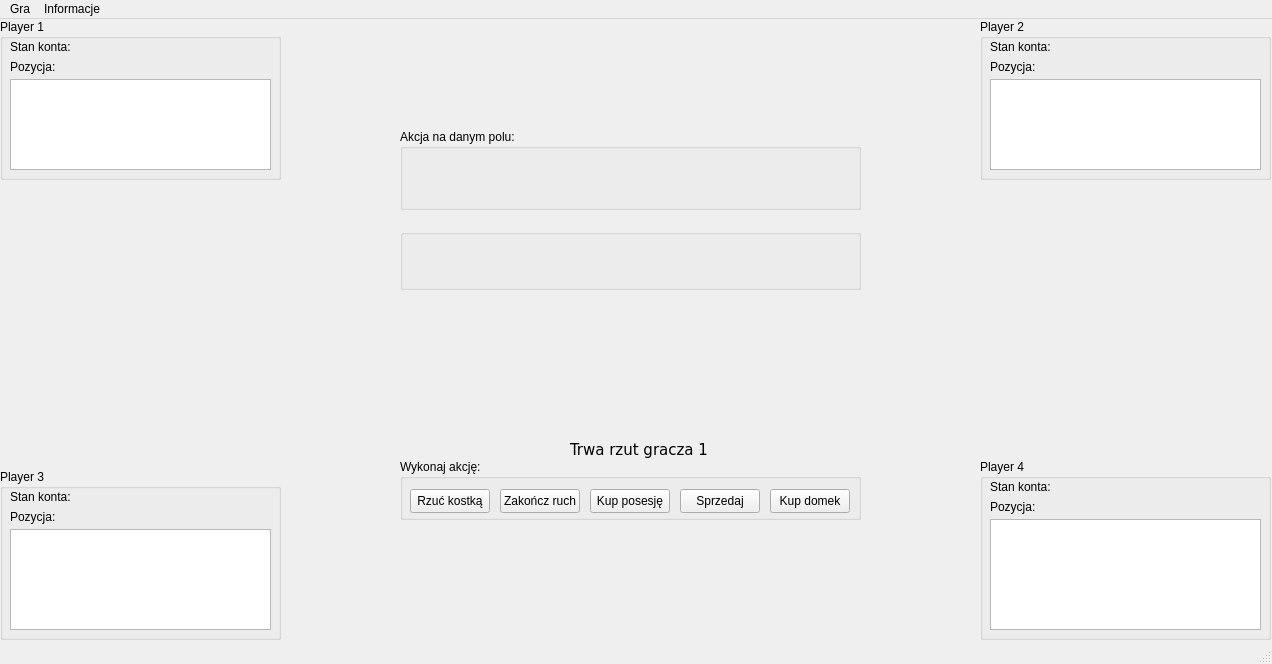
The window that mainwindow.ui (piterbx/naukopoly) describes before a commit, drawn with Qt 5.
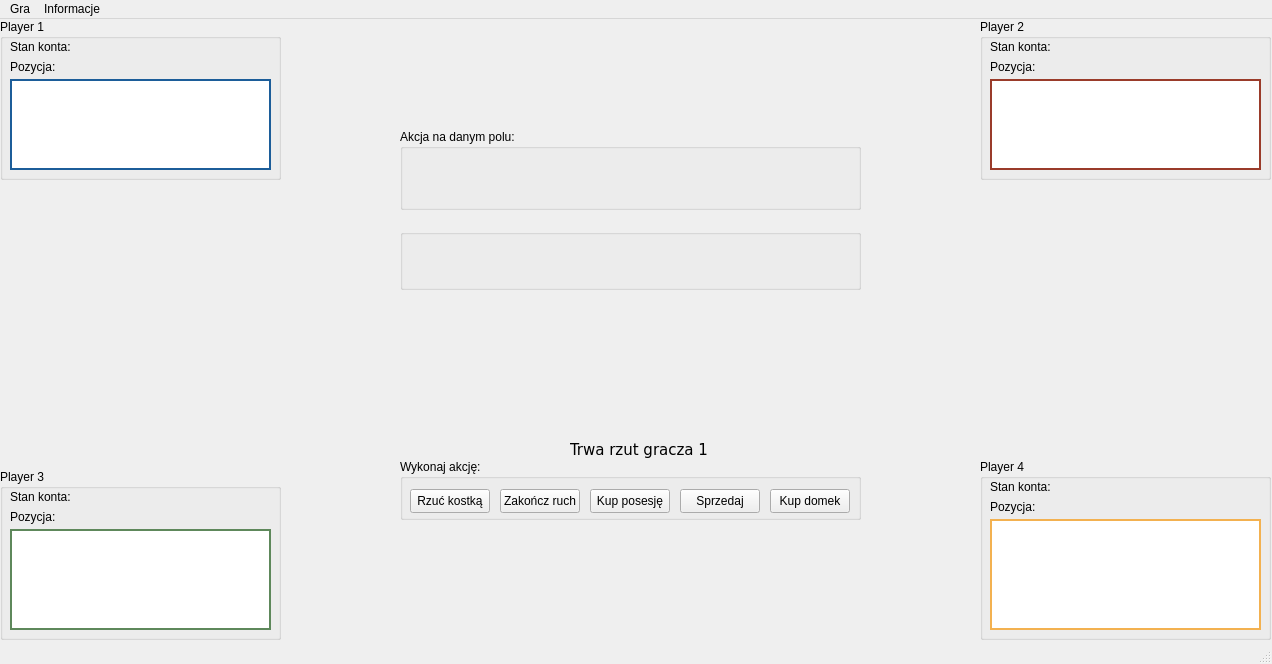
The same window after the commit. Icons and pictures are not drawn.

Commit message: border color for every player added, modified csv (negative values)

```diff
--- a/mainwindow.ui
+++ b/mainwindow.ui
@@ -91,6 +91,11 @@
        <height>91</height>
       </rect>
      </property>
+     <property name="styleSheet">
+      <string notr="true">border: 2px solid #1c5d99;
+background-color:#ffffff;
+color: #000000;</string>
+     </property>
      <property name="selectionMode">
       <enum>QAbstractItemView::NoSelection</enum>
      </property>
@@ -278,6 +283,11 @@
        <height>101</height>
       </rect>
      </property>
+     <property name="styleSheet">
+      <string notr="true">border: 2px solid rgb(94, 136, 91);
+background-color:#ffffff;
+color: #000000;</string>
+     </property>
      <property name="selectionMode">
       <enum>QAbstractItemView::NoSelection</enum>
      </property>
@@ -330,6 +340,11 @@
        <height>111</height>
       </rect>
      </property>
+     <property name="styleSheet">
+      <string notr="true">border: 2px solid #f3b150;
+background-color:#ffffff;
+color: #000000;</string>
+     </property>
      <property name="selectionMode">
       <enum>QAbstractItemView::NoSelection</enum>
      </property>
@@ -382,6 +397,11 @@
        <height>91</height>
       </rect>
      </property>
+     <property name="styleSheet">
+      <string notr="true">border: 2px solid #9a3b2a;
+background-color:#ffffff;
+color: #000000;</string>
+     </property>
      <property name="selectionMode">
       <enum>QAbstractItemView::NoSelection</enum>
      </property>
```
The commit also changes 5 other files.
